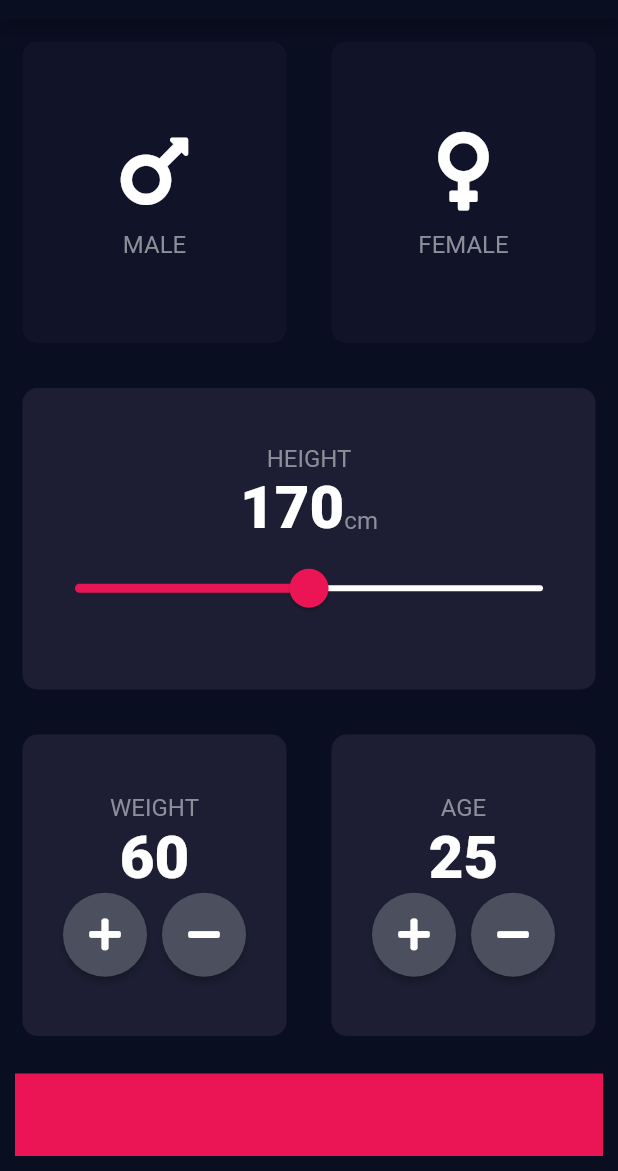
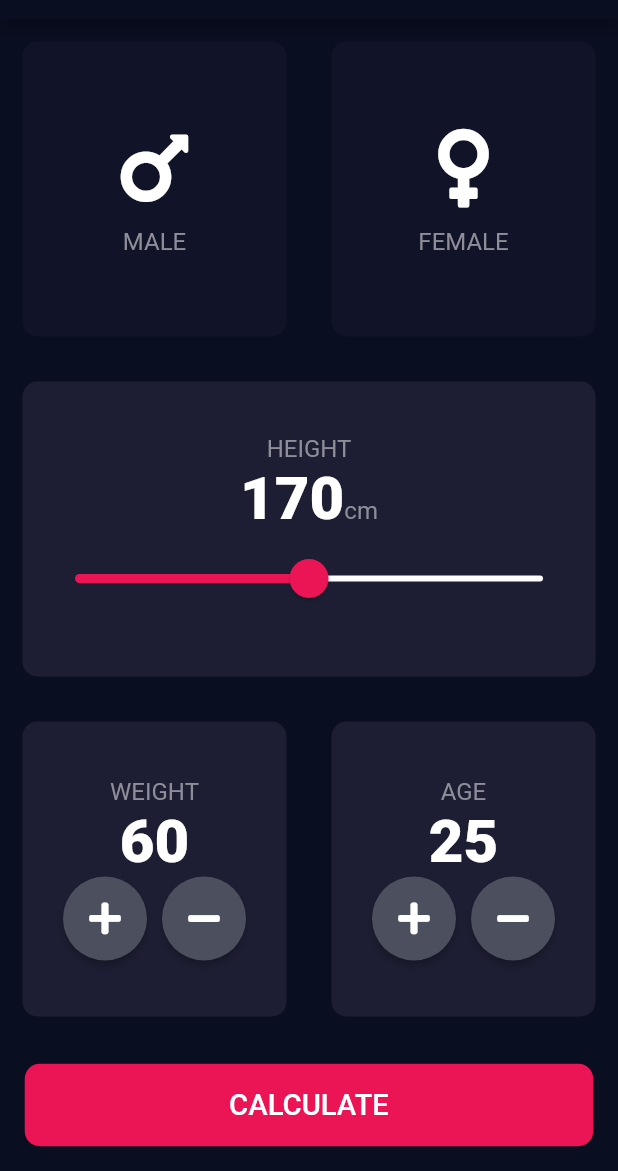
Before and after one commit to yash412/bmi_calculator, a Flutter app: the screen it shows after launch, on a phone screen of 412 x 824 dp, the part 65-1236 px from its top. Run offline on Flutter 3.47's test engine with Material 2 defaults, Android fonts, the phone set to English and light mode, and no system bars; our stand-ins replace font_awesome_flutter.

Commit message:
Completed the designing of second screen.

```diff
--- /dev/null
+++ b/lib/components/bottom_button.dart
@@ -0,0 +1,31 @@
+import 'package:flutter/material.dart';
+import 'package:bmi_calculator/constants.dart';
+
+class BottomButton extends StatelessWidget {
+  BottomButton({@required this.onTap, @required this.buttonTitle});
+
+  final Function onTap;
+  final String buttonTitle;
+
+  @override
+  Widget build(BuildContext context) {
+    return GestureDetector(
+      onTap: onTap,
+      child: Container(
+        child: Center(
+          child: Text(
+            buttonTitle,
+            style: kLargeButtonTextStyle,
+          ),
+        ),
+        decoration: BoxDecoration(
+          color: kBottomContainer,
+          borderRadius: BorderRadius.circular(10.0),
+        ),
+        margin: EdgeInsets.all(16.5),
+        width: double.infinity,
+        height: 55.0,
+      ),
+    );
+  }
+}
--- a/lib/icon_content.dart
+++ b/lib/components/icon_content.dart
@@ -1,5 +1,5 @@
 import 'package:flutter/material.dart';
-import 'constants.dart';
+import '../constants.dart';
 
 class IconContent extends StatelessWidget {
   IconContent({this.icon, this.label});
--- /dev/null
+++ b/lib/components/round_icon_button.dart
@@ -0,0 +1,21 @@
+import 'package:flutter/material.dart';
+
+class RoundIconButton extends StatelessWidget {
+  RoundIconButton({@required this.icon, @required this.onPressed});
+  final IconData icon;
+  final Function onPressed;
+
+  @override
+  Widget build(BuildContext context) {
+    return RawMaterialButton(
+      child: Icon(icon),
+      onPressed: onPressed,
+      constraints: BoxConstraints.tightFor(
+        width: 56.0,
+        height: 56.0,
+      ),
+      shape: CircleBorder(),
+      fillColor: Color(0xFF4C4F5E),
+    );
+  }
+}
--- a/lib/main.dart
+++ b/lib/main.dart
@@ -1,5 +1,5 @@
 import 'package:flutter/material.dart';
-import 'input_page.dart';
+import 'screens/input_page.dart';
 
 void main() => runApp(BMICalculator());
 
@@ -7,6 +7,7 @@ class BMICalculator extends StatelessWidget {
   @override
   Widget build(BuildContext context) {
     return MaterialApp(
+      debugShowCheckedModeBanner: false,
       theme: ThemeData.dark().copyWith(
           primaryColor: Color(0xFF0A0E21),
           scaffoldBackgroundColor: Color(0xFF0A0E21)),
--- a/lib/input_page.dart
+++ b/lib/screens/input_page.dart
@@ -1,8 +1,11 @@
 import 'package:flutter/material.dart';
 import 'package:font_awesome_flutter/font_awesome_flutter.dart';
-import 'icon_content.dart';
-import 'reusable_card.dart';
-import 'constants.dart';
+import 'package:bmi_calculator/components/icon_content.dart';
+import 'package:bmi_calculator/components/reusable_card.dart';
+import 'package:bmi_calculator/constants.dart';
+import 'results_page.dart';
+import 'package:bmi_calculator/components/bottom_button.dart';
+import 'package:bmi_calculator/components/round_icon_button.dart';
 
 enum Sex { male, female }
 
@@ -205,33 +208,17 @@ class _InputPageState extends State<InputPage> {
               )
             ],
           )),
-          Container(
-            color: kBottomContainer,
-            margin: EdgeInsets.all(10.0),
-            height: 55.0,
+          BottomButton(
+            buttonTitle: 'CALCULATE',
+            onTap: () {
+              Navigator.push(
+                context,
+                MaterialPageRoute(builder: (context) => ResultPage()),
+              );
+            },
           ),
         ],
       ),
     );
   }
 }
-
-class RoundIconButton extends StatelessWidget {
-  RoundIconButton({@required this.icon, @required this.onPressed});
-  final IconData icon;
-  final Function onPressed;
-
-  @override
-  Widget build(BuildContext context) {
-    return RawMaterialButton(
-      child: Icon(icon),
-      onPressed: onPressed,
-      constraints: BoxConstraints.tightFor(
-        width: 56.0,
-        height: 56.0,
-      ),
-      shape: CircleBorder(),
-      fillColor: Color(0xFF4C4F5E),
-    );
-  }
-}
```
Also changed, not shown: lib/constants.dart (+25 -0 lines), lib/screens/results_page.dart (added, +65 -0 lines), lib/components/reusable_card.dart (renamed from lib/reusable_card.dart).
